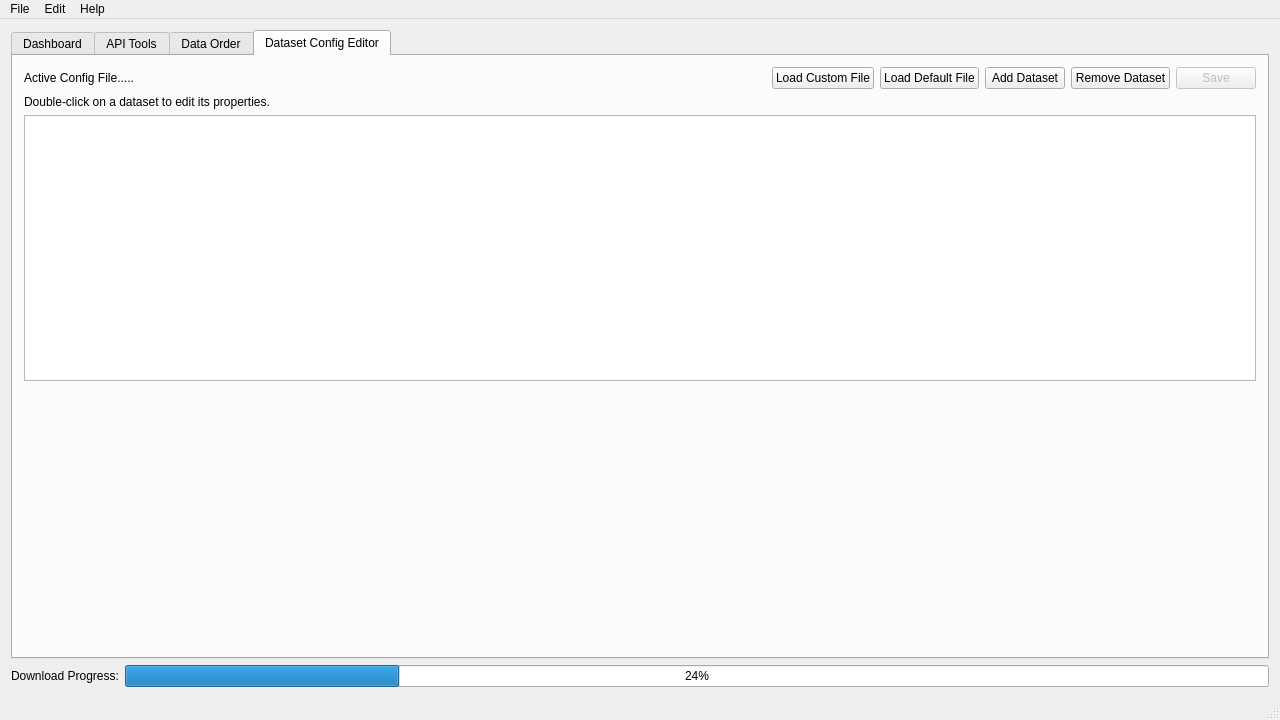
First picture: the form in app/mainwindow.ui, repository DFO-Ocean-Navigator/Navigator2Go, before the edit.
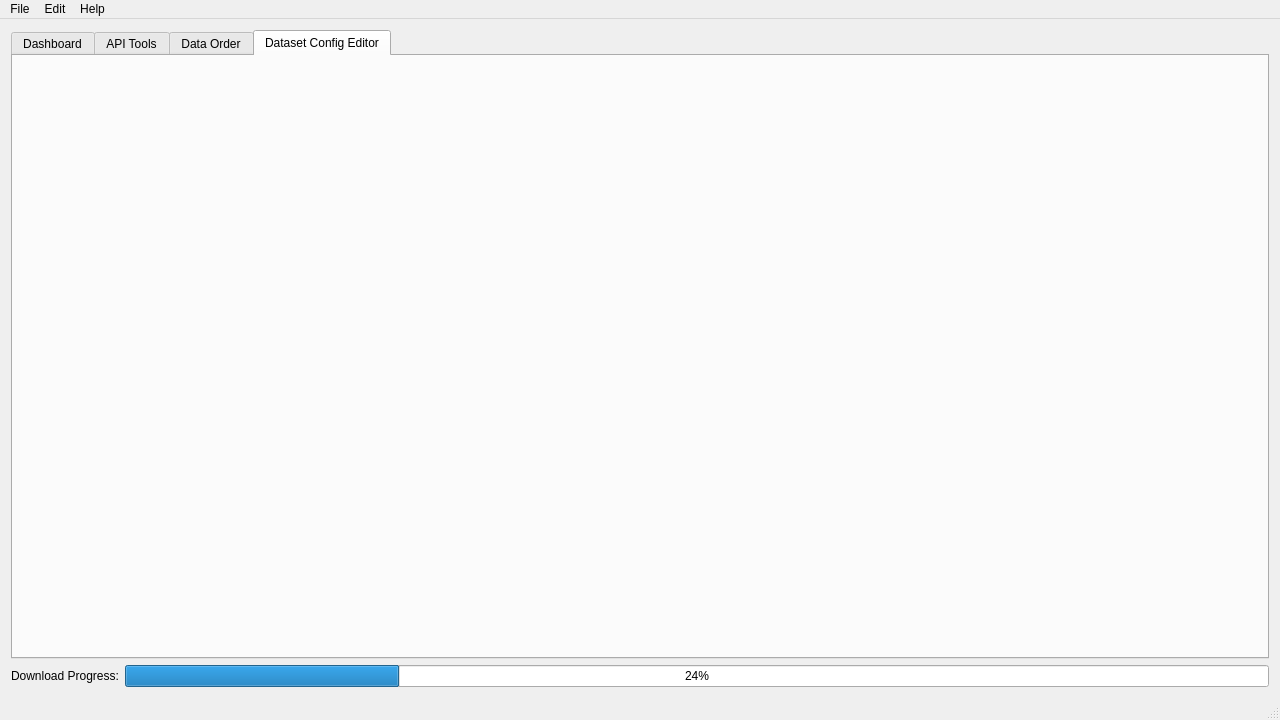
Second picture: the form after the edit. The open tabs and pages were chosen to show the change. Icons and pictures are not drawn.

Patch:
```diff
--- a/app/mainwindow.ui
+++ b/app/mainwindow.ui
@@ -448,147 +448,9 @@
        <attribute name="toolTip">
         <string>&lt;html&gt;&lt;head/&gt;&lt;body&gt;&lt;p&gt;Manipulate a dataset config file to add, remove, or edit what dataset(s) the Navigator can see internally.&lt;/p&gt;&lt;/body&gt;&lt;/html&gt;</string>
        </attribute>
-       <layout class="QVBoxLayout" name="verticalLayout_6">
-        <item>
-         <layout class="QHBoxLayout" name="horizontalLayout_10">
-          <property name="topMargin">
-           <number>0</number>
-          </property>
-          <item>
-           <widget class="QLabel" name="labelActiveConfigFile">
-            <property name="text">
-             <string>Active Config File.....</string>
-            </property>
-           </widget>
-          </item>
-          <item>
-           <spacer name="horizontalSpacer">
-            <property name="orientation">
-             <enum>Qt::Horizontal</enum>
-            </property>
-            <property name="sizeHint" stdset="0">
-             <size>
-              <width>1237</width>
-              <height>20</height>
-             </size>
-            </property>
-           </spacer>
-          </item>
-          <item>
-           <widget class="QPushButton" name="pushButtonLoadCustomConfig">
-            <property name="text">
-             <string>Load Custom File</string>
-            </property>
-            <property name="icon">
-             <iconset resource="resources.qrc">
-              <normaloff>:/icons/icons/folder.png</normaloff>:/icons/icons/folder.png</iconset>
-            </property>
-           </widget>
-          </item>
-          <item>
-           <widget class="QPushButton" name="pushButtonLoadDefaultConfig">
-            <property name="text">
-             <string>Load Default File</string>
-            </property>
-            <property name="icon">
-             <iconset resource="resources.qrc">
-              <normaloff>:/icons/icons/folder.png</normaloff>:/icons/icons/folder.png</iconset>
-            </property>
-           </widget>
-          </item>
-          <item>
-           <widget class="QPushButton" name="buttonAddDataset">
-            <property name="toolTip">
-             <string>&lt;html&gt;&lt;head/&gt;&lt;body&gt;&lt;p&gt;Add a new dataset to this config file.&lt;/p&gt;&lt;/body&gt;&lt;/html&gt;</string>
-            </property>
-            <property name="text">
-             <string>Add Dataset</string>
-            </property>
-            <property name="icon">
-             <iconset resource="resources.qrc">
-              <normaloff>:/icons/icons/add.png</normaloff>:/icons/icons/add.png</iconset>
-            </property>
-            <property name="flat">
-             <bool>false</bool>
-            </property>
-           </widget>
-          </item>
-          <item>
-           <widget class="QPushButton" name="pushButtonDeleteDataset">
-            <property name="text">
-             <string>Remove Dataset</string>
-            </property>
-            <property name="icon">
-             <iconset resource="resources.qrc">
-              <normaloff>:/icons/icons/delete.png</normaloff>:/icons/icons/delete.png</iconset>
-            </property>
-           </widget>
-          </item>
-          <item>
-           <widget class="QPushButton" name="pushButtonSaveConfigFile">
-            <property name="enabled">
-             <bool>false</bool>
-            </property>
-            <property name="text">
-             <string>Save</string>
-            </property>
-            <property name="icon">
-             <iconset resource="resources.qrc">
-              <normaloff>:/icons/icons/save.png</normaloff>:/icons/icons/save.png</iconset>
-            </property>
-           </widget>
-          </item>
-         </layout>
-        </item>
-        <item>
-         <widget class="QLabel" name="label_14">
-          <property name="text">
-           <string>Double-click on a dataset to edit its properties.</string>
-          </property>
-         </widget>
-        </item>
-        <item>
-         <widget class="QListWidget" name="listWidgetActiveDatasets">
-          <property name="sizePolicy">
-           <sizepolicy hsizetype="Expanding" vsizetype="Expanding">
-            <horstretch>0</horstretch>
-            <verstretch>0</verstretch>
-           </sizepolicy>
-          </property>
-          <property name="font">
-           <font>
-            <pointsize>12</pointsize>
-           </font>
-          </property>
-          <property name="toolTip">
-           <string>Datasets inside current config file.</string>
-          </property>
-          <property name="frameShadow">
-           <enum>QFrame::Sunken</enum>
-          </property>
-          <property name="editTriggers">
-           <set>QAbstractItemView::DoubleClicked</set>
-          </property>
-          <property name="alternatingRowColors">
-           <bool>true</bool>
-          </property>
-          <property name="sortingEnabled">
-           <bool>false</bool>
-          </property>
-         </widget>
-        </item>
-        <item>
-         <spacer name="verticalSpacer_5">
-          <property name="orientation">
-           <enum>Qt::Vertical</enum>
-          </property>
-          <property name="sizeHint" stdset="0">
-           <size>
-            <width>20</width>
-            <height>40</height>
-           </size>
-          </property>
-         </spacer>
+       <layout class="QGridLayout" name="gridLayout_4">
+        <item row="0" column="0">
+         <layout class="QGridLayout" name="configEditorLayout"/>
         </item>
        </layout>
       </widget>
```
Left out of the diff: 2 changed lines with no effect on the pictures.
